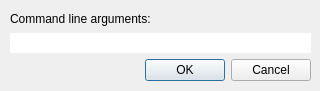
First picture: the form in src/dialogs/NativeDebugDialog.ui, repository rizinorg/cutter, before the edit.
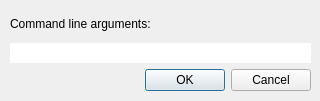
Second picture: the form after the edit.

Commit message: Increase NativeDebugDialog's input box and fix ood args

What changed in the file:
```diff
--- a/src/dialogs/NativeDebugDialog.ui
+++ b/src/dialogs/NativeDebugDialog.ui
@@ -10,7 +10,7 @@
     <x>0</x>
     <y>0</y>
     <width>320</width>
-    <height>91</height>
+    <height>101</height>
    </rect>
   </property>
   <property name="windowTitle">
@@ -22,7 +22,7 @@
      <x>10</x>
      <y>10</y>
      <width>301</width>
-     <height>71</height>
+     <height>81</height>
     </rect>
    </property>
    <layout class="QVBoxLayout" name="verticalLayout">
```
The commit also changes 1 other file.
